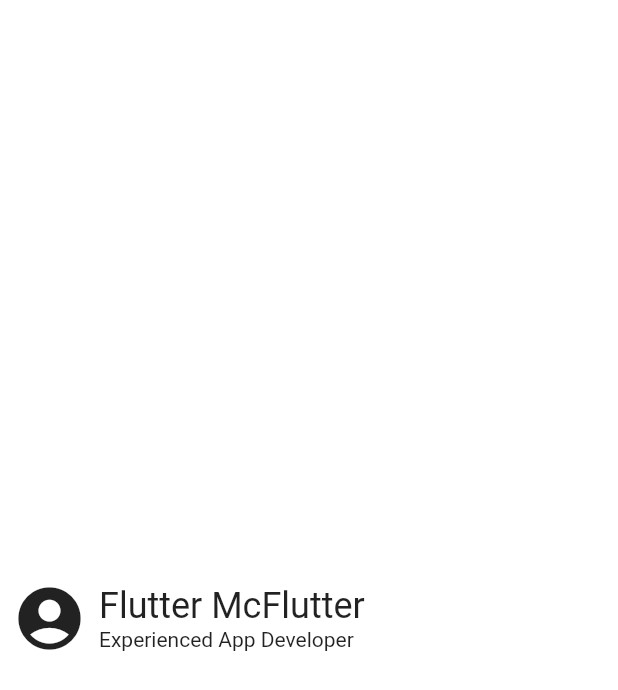
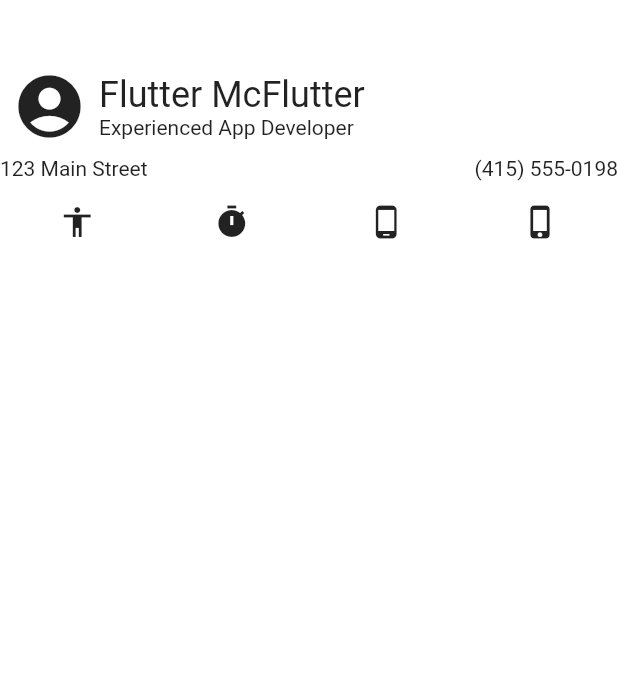
Before and after one commit to Runebjo/Flutter_Layout_Tutorial, a Flutter app: the screen it shows after launch, on a phone screen of 412 x 824 dp. Shown: the top 690 px of the screen. Run offline on Flutter 3.47's test engine with Material 2 defaults, Android fonts, the phone set to English and light mode, and no system bars.

Commit message:
Finished layout codelab

```diff
--- a/lib/main.dart
+++ b/lib/main.dart
@@ -16,8 +16,14 @@ class MyApp extends StatelessWidget {
       ),
       home: Scaffold(
         backgroundColor: Colors.white,
-        body: Center(
-          child: Row(
+        body: Column(
+          mainAxisSize: MainAxisSize.min,
+          crossAxisAlignment: CrossAxisAlignment.stretch,
+          children: [
+            SizedBox(
+              height: 38,
+            ),
+            Row(
               children: [
                 Padding(
                   padding: const EdgeInsets.all(8.0),
@@ -41,6 +47,34 @@ class MyApp extends StatelessWidget {
                 ),
               ],
             ),
+            Row(
+              mainAxisAlignment: MainAxisAlignment.spaceBetween,
+              children: [
+                Text('123 Main Street'),
+                Text('(415) 555-0198'),
+              ],
+            ),
+            SizedBox(
+              height: 16,
+            ),
+            Row(
+              mainAxisAlignment: MainAxisAlignment.spaceAround,
+              children: [
+                Icon(
+                  Icons.accessibility,
+                ),
+                Icon(
+                  Icons.timer,
+                ),
+                Icon(
+                  Icons.phone_android,
+                ),
+                Icon(
+                  Icons.phone_iphone,
+                ),
+              ],
+            )
+          ],
         ),
       ),
     );
```
Lines whose indentation alone changed are shown as unchanged.
